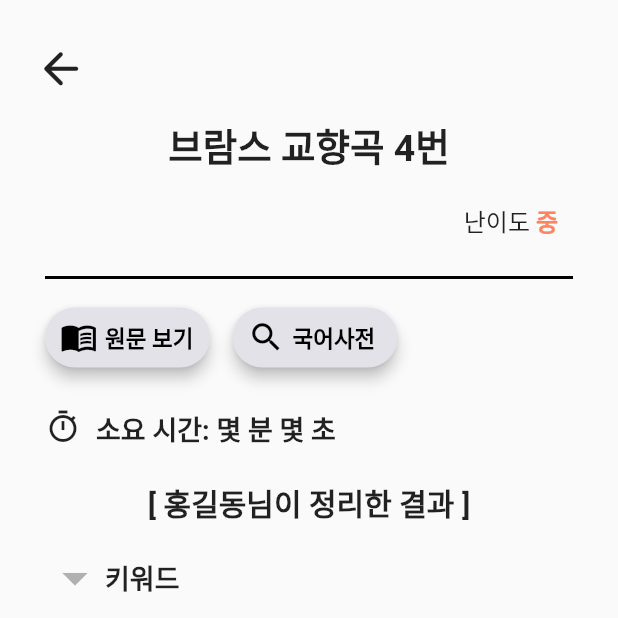
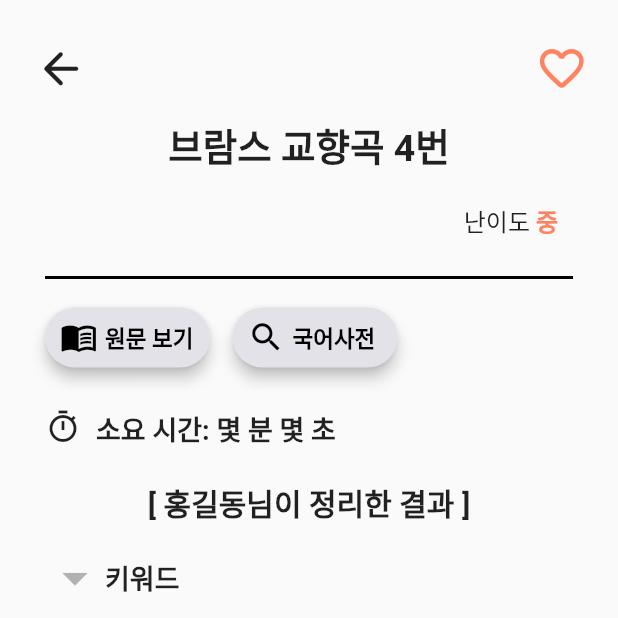
Before and after one commit to readubble/client, a Flutter app: the FinishReading screen opened by its route, on a phone screen of 412 x 824 dp, the top half of it. Run offline on Flutter 3.47's test engine with Material 2 defaults, Android fonts, the phone set to English and light mode, and no system bars; our stand-ins replace image_picker, modal_progress_hud, smooth_page_indicator; missing offline and left inert: iphone_has_notch.

Commit message:
Feat: 글 좋아요 버튼

```diff
--- a/lib/Screens/FinishReading.dart
+++ b/lib/Screens/FinishReading.dart
@@ -25,26 +25,46 @@ class _FinishReadingState extends State<FinishReading> {
       '나는 글을 이렇게 요약하였다. 나는 글을 이렇게 요약하였다. 나는 글을 이렇게 요약하였다. 나는 글을 이렇게 요약하였다. 나는 글을 이렇게 요약하였다. ';
   final String aiSummarization =
       'AI는 글을 이렇게 요약하였다. AI는 글을 이렇게 요약하였다. AI는 글을 이렇게 요약하였다. AI는 글을 이렇게 요약하였다. AI는 글을 이렇게 요약하였다.';
+  bool isLiked = false;
+
   @override
   Widget build(BuildContext context) {
     return SafeArea(
       child: Scaffold(
-          body: Stack(children: [
-        SingleChildScrollView(
+          body: SingleChildScrollView(
         child: Padding(
           padding: const EdgeInsets.fromLTRB(15, 20, 15, 70),
           child: Column(
             crossAxisAlignment: CrossAxisAlignment.start,
             children: [
-                Container(
-                  alignment: Alignment.centerLeft,
-                  child: IconButton(
+              Row(
+                mainAxisAlignment: MainAxisAlignment.spaceBetween,
+                children: [
+                  IconButton(
                     icon: Icon(
                       Icons.arrow_back_rounded,
                       size: 35,
                     ),
                     onPressed: () => Navigator.pop(context),
                   ),
+                  IconButton(
+                      onPressed: () {
+                        setState(() {
+                          isLiked = !isLiked;
+                        });
+                      },
+                      icon: isLiked
+                          ? Icon(
+                              Icons.favorite_rounded,
+                              size: 35,
+                              color: myColor.shade300,
+                            )
+                          : Icon(
+                              Icons.favorite_border_rounded,
+                              size: 35,
+                              color: myColor.shade300,
+                            )),
+                ],
               ),
               SizedBox(
                 height: 10,
@@ -55,8 +75,8 @@ class _FinishReadingState extends State<FinishReading> {
                   children: [
                     Text(
                       "브람스 교향곡 4번",
-                        style: TextStyle(
-                            fontSize: 25, fontWeight: FontWeight.w600),
+                      style:
+                          TextStyle(fontSize: 25, fontWeight: FontWeight.w600),
                     ),
                     SizedBox(
                       height: 20,
@@ -188,8 +208,8 @@ class _FinishReadingState extends State<FinishReading> {
                     ),
                     Text(
                       "[ $nickname님이 정리한 결과 ]",
-                        style: TextStyle(
-                            fontSize: 20, fontWeight: FontWeight.w600),
+                      style:
+                          TextStyle(fontSize: 20, fontWeight: FontWeight.w600),
                     ),
                     SizedBox(
                       height: 15,
@@ -381,8 +401,7 @@ class _FinishReadingState extends State<FinishReading> {
             ],
           ),
         ),
-        ), // 하단 퀴즈, 글 요약하는 창
-      ])),
+      )),
     );
   }
 }
```
Lines whose indentation alone changed are shown as unchanged.
